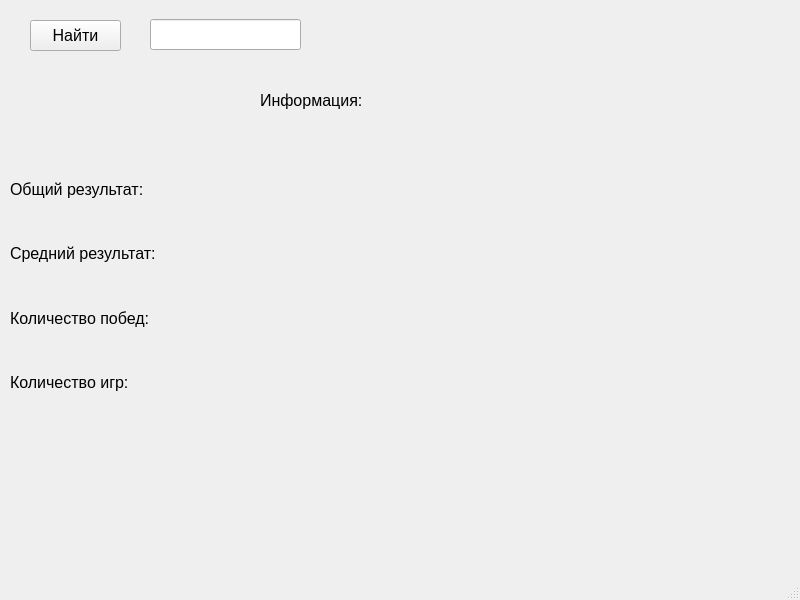
This is uis/find_player_ui.ui in Nermitor/PyQt_Project as Qt 5 draws it before an edit. The edited form follows.
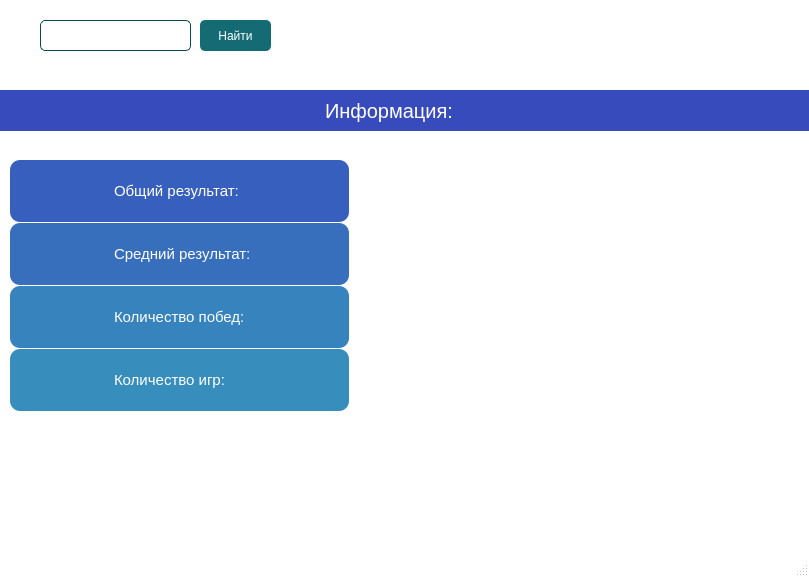
This is the edited form.

```diff
--- a/uis/find_player_ui.ui
+++ b/uis/find_player_ui.ui
@@ -6,8 +6,8 @@
             <rect>
                 <x>0</x>
                 <y>0</y>
-                <width>800</width>
-                <height>600</height>
+    <width>809</width>
+    <height>577</height>
             </rect>
         </property>
         <property name="font">
@@ -18,26 +18,52 @@
         <property name="windowTitle">
             <string>Best Painter - Find Player</string>
         </property>
+  <property name="styleSheet">
+   <string notr="true">.QMainWindow {
+	background-color: white;
+}</string>
+  </property>
         <widget class="QWidget" name="centralwidget">
             <widget class="QLineEdit" name="player_lne">
                 <property name="geometry">
                     <rect>
-                        <x>150</x>
-                        <y>19</y>
+      <x>40</x>
+      <y>20</y>
                         <width>151</width>
                         <height>31</height>
                     </rect>
                 </property>
+    <property name="styleSheet">
+     <string notr="true">.QLineEdit {
+	border: 1px solid #06494f;
+	border-radius: 5px;
+
+}</string>
+    </property>
             </widget>
             <widget class="QPushButton" name="find_btn">
                 <property name="geometry">
                     <rect>
-                        <x>30</x>
+      <x>200</x>
                         <y>20</y>
-                        <width>91</width>
+      <width>71</width>
                         <height>31</height>
                     </rect>
                 </property>
+    <property name="styleSheet">
+     <string notr="true">.QPushButton {
+	color: white;
+	background-color: #146b73;
+	border: none;
+border-radius: 5px;
+}
+.QPushButton:hover {
+	color: black;
+	background-color: white;
+	border: none;
+	transition: 0.6s;
+}</string>
+    </property>
                 <property name="text">
                     <string>Найти</string>
                 </property>
@@ -45,12 +71,22 @@
             <widget class="QLabel" name="label">
                 <property name="geometry">
                     <rect>
-                        <x>260</x>
+      <x>-10</x>
                         <y>90</y>
-                        <width>131</width>
-                        <height>21</height>
-                    </rect>
-                </property>
+      <width>821</width>
+      <height>41</height>
+     </rect>
+    </property>
+    <property name="styleSheet">
+     <string notr="true">.QLabel{
+	font-size: 20px;
+	text-align: center;
+	padding-left: 330px;
+	color: white;
+	background-color: #374bbd;
+
+}</string>
+    </property>
                 <property name="text">
                     <string>Информация:</string>
                 </property>
@@ -73,13 +109,31 @@
                     <rect>
                         <x>10</x>
                         <y>160</y>
-                        <width>149</width>
+      <width>339</width>
                         <height>251</height>
                     </rect>
                 </property>
                 <layout class="QVBoxLayout" name="verticalLayout">
+     <property name="spacing">
+      <number>1</number>
+     </property>
                     <item>
                         <widget class="QLabel" name="label_2">
+       <property name="styleSheet">
+        <string notr="true">.QVBoxLayout {
+	background-color: grey;
+	border: None;
+
+}
+
+.QLabel {
+	padding-left: 100px;
+	border-radius: 10px;
+	background: #375fbd;
+	color: white;
+	font-size: 15px;
+}</string>
+       </property>
                             <property name="text">
                                 <string>Общий результат:</string>
                             </property>
@@ -87,6 +141,15 @@
                     </item>
                     <item>
                         <widget class="QLabel" name="label_3">
+       <property name="styleSheet">
+        <string notr="true">.QLabel {
+	background-color: #376fbd;
+	color: white;
+	font-size: 15px;
+	border-radius: 10px;
+	padding-left: 100px;
+}</string>
+       </property>
                             <property name="text">
                                 <string>Средний результат:</string>
                             </property>
@@ -94,6 +157,15 @@
                     </item>
                     <item>
                         <widget class="QLabel" name="label_4">
+       <property name="styleSheet">
+        <string notr="true">.QLabel {
+	padding-left: 100px;
+	background-color: #3783bd;
+	color: white;
+	font-size: 15px;
+	border-radius: 10px;
+}</string>
+       </property>
                             <property name="text">
                                 <string>Количество побед:</string>
                             </property>
@@ -101,6 +173,15 @@
                     </item>
                     <item>
                         <widget class="QLabel" name="label_5">
+       <property name="styleSheet">
+        <string notr="true">.QLabel {
+	padding-left: 100px;
+	background-color: #378ebd;
+	color: white;
+	border-radius: 10px;
+	font-size: 15px;
+}</string>
+       </property>
                             <property name="text">
                                 <string>Количество игр:</string>
                             </property>
@@ -111,15 +192,20 @@
             <widget class="QWidget" name="layoutWidget">
                 <property name="geometry">
                     <rect>
-                        <x>230</x>
+      <x>360</x>
                         <y>160</y>
-                        <width>551</width>
+      <width>421</width>
                         <height>251</height>
                     </rect>
                 </property>
                 <layout class="QVBoxLayout" name="verticalLayout_2">
                     <item>
                         <widget class="QLabel" name="score_label">
+       <property name="font">
+        <font>
+         <pointsize>28</pointsize>
+        </font>
+       </property>
                             <property name="text">
                                 <string/>
                             </property>
@@ -127,6 +213,11 @@
                     </item>
                     <item>
                         <widget class="QLabel" name="mean_score_label">
+       <property name="font">
+        <font>
+         <pointsize>28</pointsize>
+        </font>
+       </property>
                             <property name="text">
                                 <string/>
                             </property>
@@ -134,6 +225,11 @@
                     </item>
                     <item>
                         <widget class="QLabel" name="wins_label">
+       <property name="font">
+        <font>
+         <pointsize>28</pointsize>
+        </font>
+       </property>
                             <property name="text">
                                 <string/>
                             </property>
@@ -141,6 +237,11 @@
                     </item>
                     <item>
                         <widget class="QLabel" name="games_label">
+       <property name="font">
+        <font>
+         <pointsize>28</pointsize>
+        </font>
+       </property>
                             <property name="text">
                                 <string/>
                             </property>
```
Left out of the diff: 2 changed lines with no effect on the pictures. Lines whose indentation alone changed are shown as unchanged.
